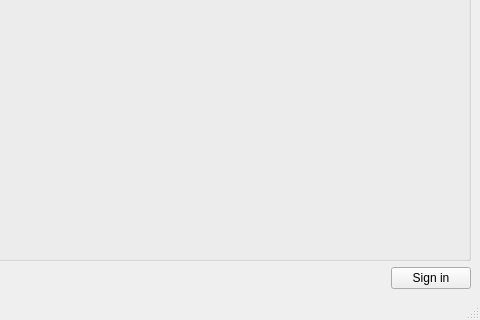
This is GUI/main_window.ui in Couso99/EEG-Environment as Qt 5 draws it before an edit; both pictures show x 770 to 1250 and y 308 to 628 of the 1250 by 628 pixel window. The edited form follows.
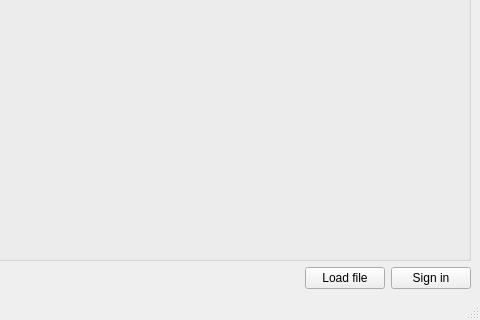
This is the edited form.

Patch:
```diff
--- a/GUI/main_window.ui
+++ b/GUI/main_window.ui
@@ -71,6 +71,13 @@
         </property>
        </spacer>
       </item>
+      <item>
+       <widget class="QPushButton" name="loadFileButton">
+        <property name="text">
+         <string>Load file</string>
+        </property>
+       </widget>
+      </item>
       <item>
        <widget class="QPushButton" name="signInButton">
         <property name="text">
```
